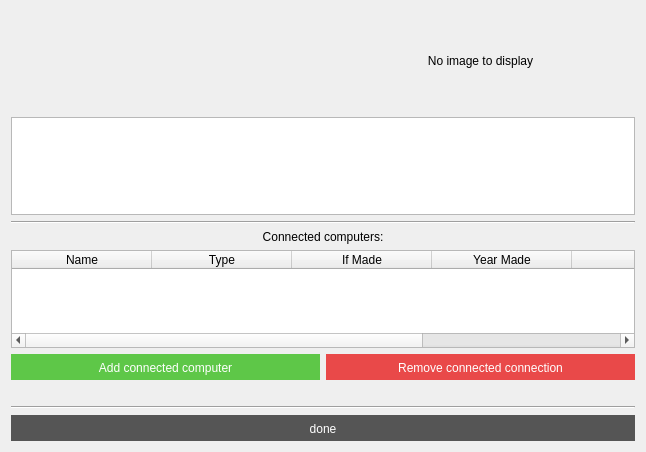
Before: the Qt Designer form VL1-project/scientistinfowindow.ui in birkirk/vln1-35, drawn with Qt 5.
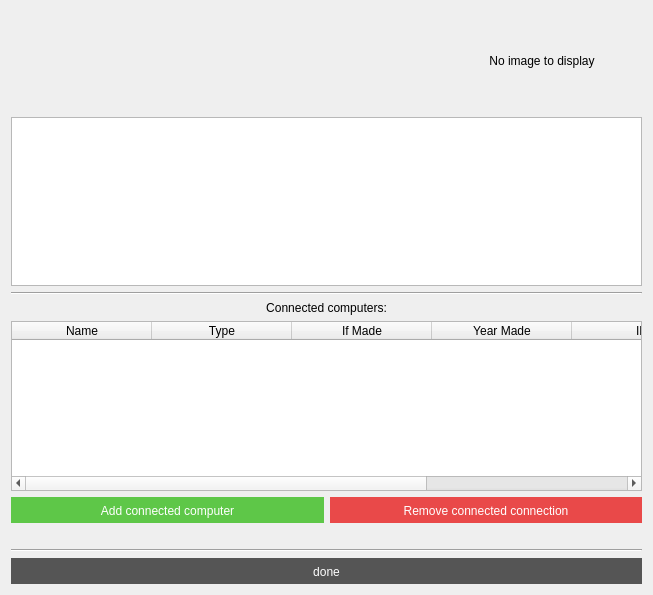
After: the same form once the commit is applied.

```diff
--- a/VL1-project/scientistinfowindow.ui
+++ b/VL1-project/scientistinfowindow.ui
@@ -6,8 +6,8 @@
    <rect>
     <x>0</x>
     <y>0</y>
-    <width>646</width>
-    <height>452</height>
+    <width>653</width>
+    <height>595</height>
    </rect>
   </property>
   <property name="windowTitle">
@@ -82,6 +82,12 @@
          <height>100</height>
         </size>
        </property>
+       <property name="maximumSize">
+        <size>
+         <width>200</width>
+         <height>200</height>
+        </size>
+       </property>
        <property name="styleSheet">
         <string notr="true"/>
        </property>
@@ -94,6 +100,12 @@
        <property name="alignment">
         <set>Qt::AlignCenter</set>
        </property>
+       <property name="wordWrap">
+        <bool>false</bool>
+       </property>
+       <property name="margin">
+        <number>0</number>
+       </property>
       </widget>
      </item>
     </layout>
```
